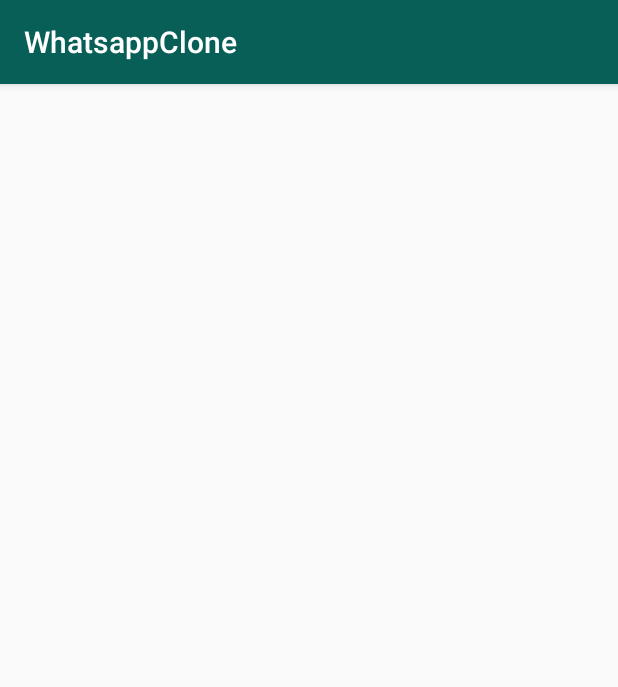
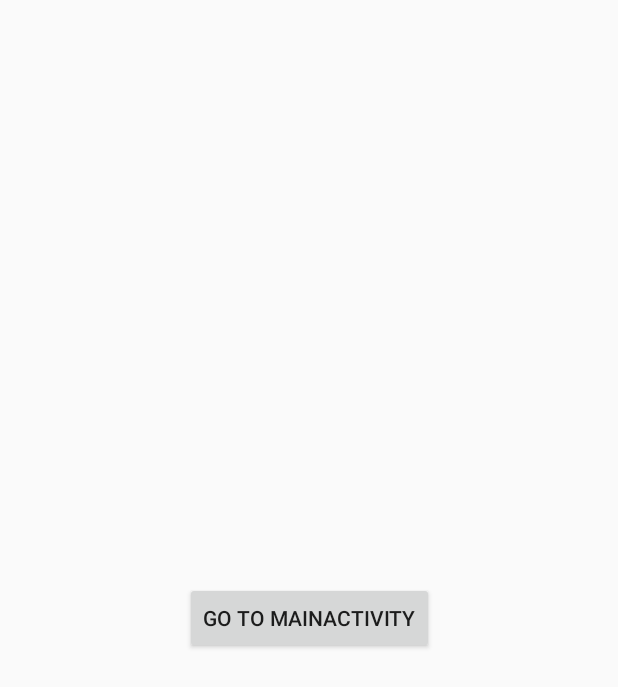
Before and after one commit to Manuhmutua/WhatsAppClone, an Android app: the SignupActivity screen opened directly, with no data from a screen before it, on a phone screen of 412 x 824 dp. Shown: the top 687 px of the screen. Run offline under Robolectric (Android 15) with nearby library versions, the phone set to English and light mode, and no system bars.

Commit message:
Main Navigation

```diff
--- a/app/src/main/java/turi/practice/whatsappclone/LoginActivity.kt
+++ b/app/src/main/java/turi/practice/whatsappclone/LoginActivity.kt
@@ -1,5 +1,7 @@
 package turi.practice.whatsappclone
 
+import android.content.Context
+import android.content.Intent
 import androidx.appcompat.app.AppCompatActivity
 import android.os.Bundle
 
@@ -9,4 +11,7 @@ class LoginActivity : AppCompatActivity() {
         super.onCreate(savedInstanceState)
         setContentView(R.layout.activity_login)
     }
+    companion object{
+        fun newIntent(context: Context) = Intent(context, LoginActivity::class.java)
+    }
 }
--- a/app/src/main/java/turi/practice/whatsappclone/MainActivity.kt
+++ b/app/src/main/java/turi/practice/whatsappclone/MainActivity.kt
@@ -1,5 +1,7 @@
 package turi.practice.whatsappclone
 
+import android.content.Context
+import android.content.Intent
 import androidx.appcompat.app.AppCompatActivity
 import android.os.Bundle
 import android.view.*
@@ -72,5 +74,8 @@ class MainActivity : AppCompatActivity() {
         }
     }
 
+    companion object{
+        fun newIntent(context: Context) = Intent(context, MainActivity::class.java)
+    }
 
 }
--- a/app/src/main/java/turi/practice/whatsappclone/SignupActivity.kt
+++ b/app/src/main/java/turi/practice/whatsappclone/SignupActivity.kt
@@ -1,7 +1,10 @@
 package turi.practice.whatsappclone
 
+import android.content.Context
+import android.content.Intent
 import androidx.appcompat.app.AppCompatActivity
 import android.os.Bundle
+import android.view.View
 
 class SignupActivity : AppCompatActivity() {
 
@@ -9,4 +12,11 @@ class SignupActivity : AppCompatActivity() {
         super.onCreate(savedInstanceState)
         setContentView(R.layout.activity_signup)
     }
+    fun onClick(v: View){
+        startActivity(MainActivity.newIntent(this))
+        finish()
+    }
+    companion object{
+        fun newIntent(context: Context) = Intent(context, SignupActivity::class.java)
+    }
 }
--- a/app/src/main/res/layout/activity_signup.xml
+++ b/app/src/main/res/layout/activity_signup.xml
@@ -5,5 +5,14 @@
     android:layout_width="match_parent"
     android:layout_height="match_parent"
     tools:context=".SignupActivity">
+    <Button
+        android:layout_width="wrap_content"
+        android:layout_height="wrap_content"
+        app:layout_constraintBottom_toBottomOf="parent"
+        app:layout_constraintLeft_toLeftOf="parent"
+        app:layout_constraintRight_toRightOf="parent"
+        app:layout_constraintTop_toTopOf="parent"
+        android:onClick="onClick"
+        android:text="Go to MainActivity"/>
 
 </androidx.constraintlayout.widget.ConstraintLayout>
```
Also changed, not shown: app/src/main/AndroidManifest.xml (+8 -3 lines), app/src/main/res/layout/activity_login.xml (+4 -3 lines).
